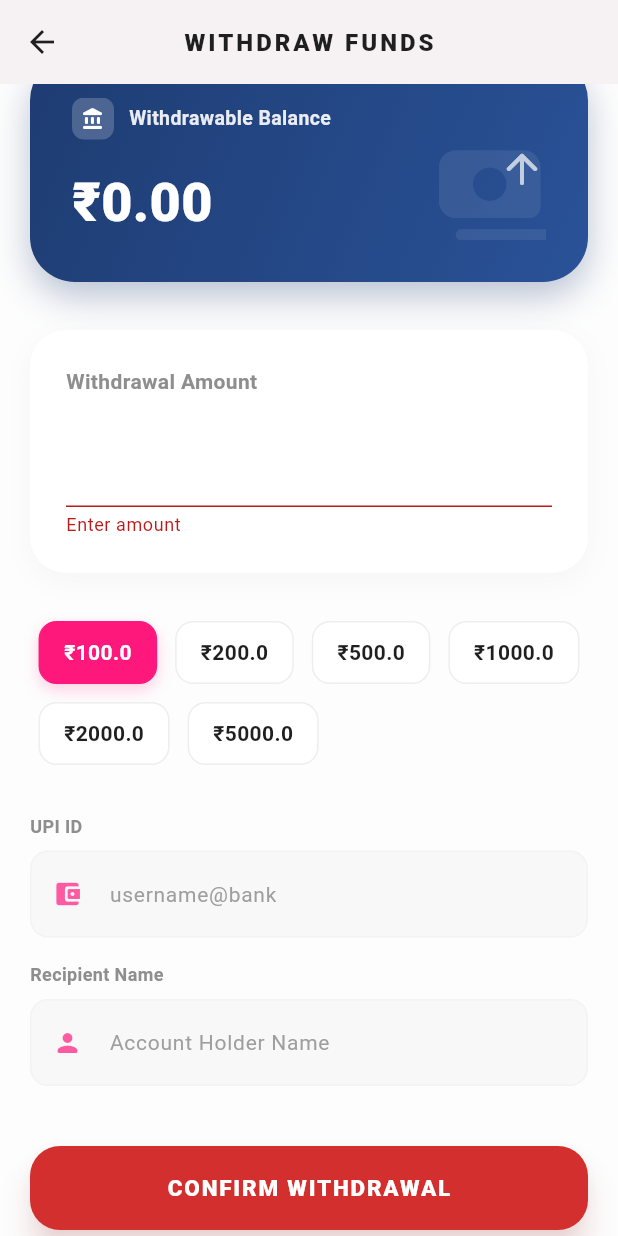
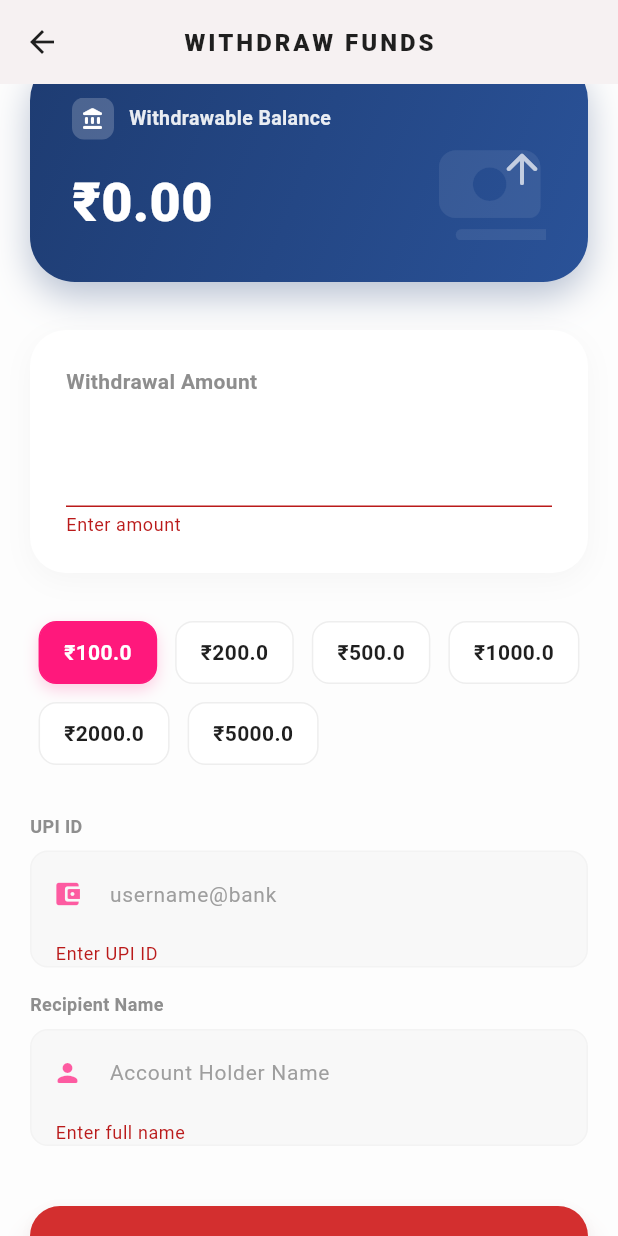
Before and after one commit to ashokmauryatech01-coder/dream11-app, a Flutter app: the WithdrawalScreen screen opened by its route, scrolled down 43 dp, after a tap on "CONFIRM WITHDRAWAL", on a phone screen of 412 x 824 dp. Run offline on Flutter 3.47's test engine with Material 3 defaults, Android fonts, the light colour scheme and no system bars; our stand-ins replace cached_network_image, lottie, shared_preferences; missing offline and left inert: razorpay_flutter; accounts and stored records are empty; network calls fail.

Commit message:
feat: implement wallet recharge functionality with Razorpay integration and add withdrawal screen stub

```diff
--- a/lib/core/services/wallet_service.dart
+++ b/lib/core/services/wallet_service.dart
@@ -121,6 +121,7 @@ class WalletService {
     required int walletId,
     required String description,
     String transactionType = 'withdrawal',
+    String purpose = 'withdrawal',
   }) async {
     try {
       final body = {
@@ -131,6 +132,8 @@ class WalletService {
         'wallet_id': walletId,
         'description': description,
         'transaction_type': transactionType,
+        'purpose': purpose,
+        'wallet_balance': amount, // Adding this as the backend error explicitly mentions it
       };
 
       final response = await ApiClient.post('/user/upi-transfer/create', body);
--- a/lib/features/wallet/screens/withdrawal_screen.dart
+++ b/lib/features/wallet/screens/withdrawal_screen.dart
@@ -2,6 +2,7 @@ import 'package:flutter/material.dart';
 import 'package:fantasy_crick/common/widgets/beauty_dialog.dart';
 import 'package:fantasy_crick/common/widgets/winning_celebration_animation.dart';
 import 'package:fantasy_crick/core/constants/app_colors.dart';
+import 'package:fantasy_crick/core/services/wallet_service.dart';
 import 'package:fantasy_crick/core/services/profile_service.dart';
 
 class WithdrawalScreen extends StatefulWidget {
@@ -23,6 +24,8 @@ class _WithdrawalScreenState extends State<WithdrawalScreen> {
   bool _isProcessing = false;
   bool _showCelebration = false;
   double _lastWithdrawnAmount = 0.0;
+  int? _userId;
+  int? _walletId;
 
   final List<double> _quickAmounts = [100, 200, 500, 1000, 2000, 5000];
   double _selectedAmount = 100.0;
@@ -36,10 +39,26 @@ class _WithdrawalScreenState extends State<WithdrawalScreen> {
   Future<void> _loadWalletData() async {
     setState(() => _isLoading = true);
     try {
-      final balance = await ProfileService.getWalletBalance();
+      final savedData = await ProfileService.getSavedUserData();
+      final user = savedData.containsKey('user') ? savedData['user'] : savedData;
+
+      int parseId(dynamic id) {
+        if (id == null) return 0;
+        if (id is int) return id;
+        if (id is String) return int.tryParse(id) ?? 0;
+        return 0;
+      }
+
+      _userId = parseId(user['user_id'] ?? user['userid'] ?? user['id']);
+
+      final walletData = await ProfileService.getUserWallets(_userId);
+      if (walletData != null) {
         setState(() {
-        _walletBalance = balance ?? 0.0;
+          _walletBalance =
+              double.tryParse(walletData['balance']?.toString() ?? '0') ?? 0.0;
+          _walletId = parseId(walletData['id']);
         });
+      }
     } catch (e) {
       print('Error loading wallet data: $e');
     } finally {
@@ -66,31 +85,37 @@ class _WithdrawalScreenState extends State<WithdrawalScreen> {
   Future<void> _processWithdrawal() async {
     if (!_formKey.currentState!.validate()) return;
 
-    final amount = double.tryParse(_amountController.text) ?? 0.0;
-
-    if (amount > _walletBalance) {
-      _showMessage(
-        'Insufficient Balance',
-        'Amount exceeds available balance',
-        false,
-      );
+    if (_userId == null || _walletId == null) {
+      _showMessage('Session Error', 'User or Wallet information missing. Please re-login.', false);
       return;
     }
+
+    final amount = double.tryParse(_amountController.text) ?? 0.0;
 
     setState(() => _isProcessing = true);
 
     try {
-      // In a real app, this would call WalletService.upiTransfer(...)
-      await Future.delayed(const Duration(seconds: 2));
+      final result = await WalletService.upiTransfer(
+        userId: _userId!,
+        amount: amount,
+        upiId: _upiController.text.trim(),
+        recipientName: _recipientController.text.trim(),
+        walletId: _walletId!,
+        description: "Withdrawal request for ₹$amount",
+      );
 
+      if (result != null) {
         setState(() {
           _isProcessing = false;
           _walletBalance -= amount; // Optimistic UI update
           _lastWithdrawnAmount = amount;
           _showCelebration = true;
         });
-
         _clearForm();
+      } else {
+        setState(() => _isProcessing = false);
+        _showMessage('Withdrawal Failed', 'The server could not process your request.', false);
+      }
     } catch (e) {
       setState(() => _isProcessing = false);
       _showMessage('Withdrawal Failed', 'Error: $e', false);
@@ -367,6 +392,7 @@ class _WithdrawalScreenState extends State<WithdrawalScreen> {
                           label: 'UPI ID',
                           hint: 'username@bank',
                           icon: Icons.account_balance_wallet_rounded,
+                          validator: (v) => (v == null || v.isEmpty) ? 'Enter UPI ID' : null,
                         ),
                         const SizedBox(height: 16),
                         _buildInputField(
@@ -374,6 +400,7 @@ class _WithdrawalScreenState extends State<WithdrawalScreen> {
                           label: 'Recipient Name',
                           hint: 'Account Holder Name',
                           icon: Icons.person_rounded,
+                          validator: (v) => (v == null || v.isEmpty) ? 'Enter full name' : null,
                         ),
 
                         const SizedBox(height: 40),
@@ -431,11 +458,6 @@ class _WithdrawalScreenState extends State<WithdrawalScreen> {
             showTrophy: false,
             onCelebrationComplete: () {
               setState(() => _showCelebration = false);
-              _showMessage(
-                'Request Received',
-                'Your withdrawal of ₹${_lastWithdrawnAmount.toStringAsFixed(0)} is being processed.',
-                true,
-              );
             },
           ),
       ],
@@ -447,6 +469,7 @@ class _WithdrawalScreenState extends State<WithdrawalScreen> {
     required String label,
     required String hint,
     required IconData icon,
+    String? Function(String?)? validator,
   }) {
     return Column(
       crossAxisAlignment: CrossAxisAlignment.start,
@@ -468,6 +491,7 @@ class _WithdrawalScreenState extends State<WithdrawalScreen> {
           ),
           child: TextFormField(
             controller: controller,
+            validator: validator,
             decoration: InputDecoration(
               hintText: hint,
               hintStyle: const TextStyle(color: Colors.grey, fontSize: 14),
```
Also changed, not shown: lib/features/wallet/screens/add_cash_screen.dart (+1 -15 lines), 1 other file. Lines whose indentation alone changed are shown as unchanged.
